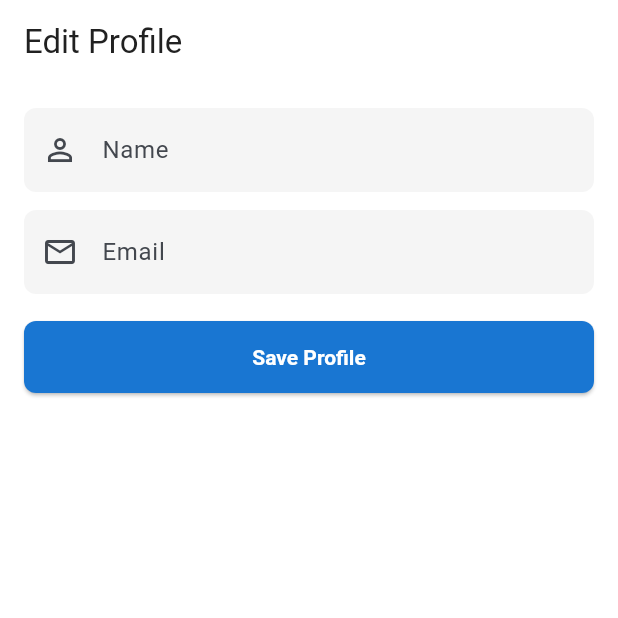
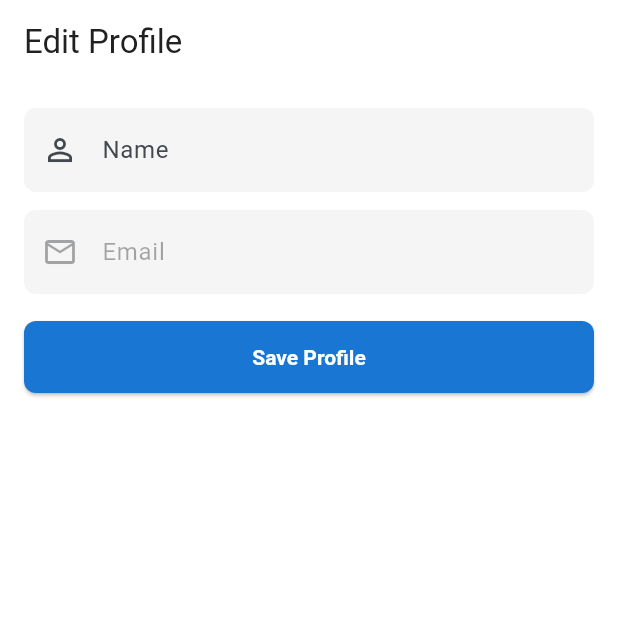
Before and after one commit to harish18AG/Mospl-FInal, a Flutter app: the EditProfileScreen screen opened by its route, on a phone screen of 412 x 824 dp, the top half of it. Run offline on Flutter 3.47's test engine with Material 3 defaults, Android fonts, the phone set to English and light mode, and no system bars; our stand-ins replace cached_network_image, carousel_slider, cloud_firestore, firebase_auth, firebase_core, fl_chart and 5 more; missing offline and left inert: razorpay_flutter; accounts and stored records are empty; network calls fail.

Commit message:
fix: make email field disabled on edit profile screen

```diff
--- a/lib/src/screens/account_support_screens.dart
+++ b/lib/src/screens/account_support_screens.dart
@@ -109,7 +109,15 @@ class _EditProfileScreenState extends State<EditProfileScreen> {
         children: [
           TextField(controller: _name, decoration: const InputDecoration(prefixIcon: Icon(Icons.person_outline), labelText: 'Name')),
           const SizedBox(height: 12),
-          TextField(controller: _email, keyboardType: TextInputType.emailAddress, decoration: const InputDecoration(prefixIcon: Icon(Icons.email_outlined), labelText: 'Email')),
+          TextField(
+            controller: _email,
+            enabled: false,
+            keyboardType: TextInputType.emailAddress,
+            decoration: const InputDecoration(
+              prefixIcon: Icon(Icons.email_outlined),
+              labelText: 'Email',
+            ),
+          ),
           const SizedBox(height: 18),
           ElevatedButton(
             onPressed: () async {
```
